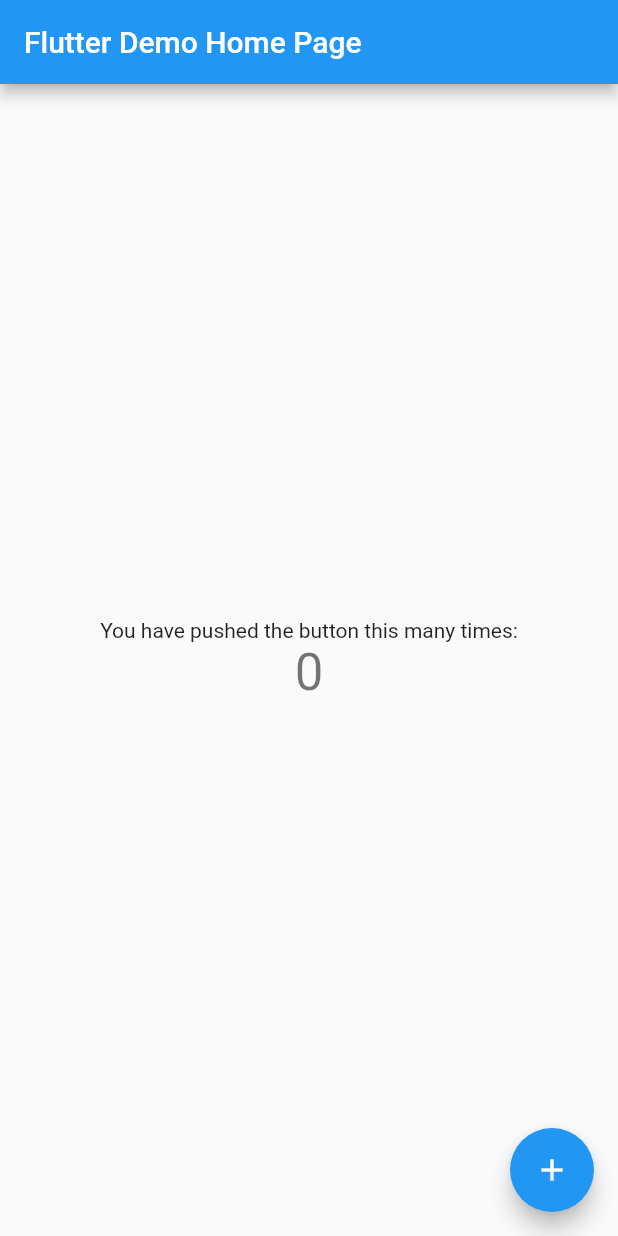
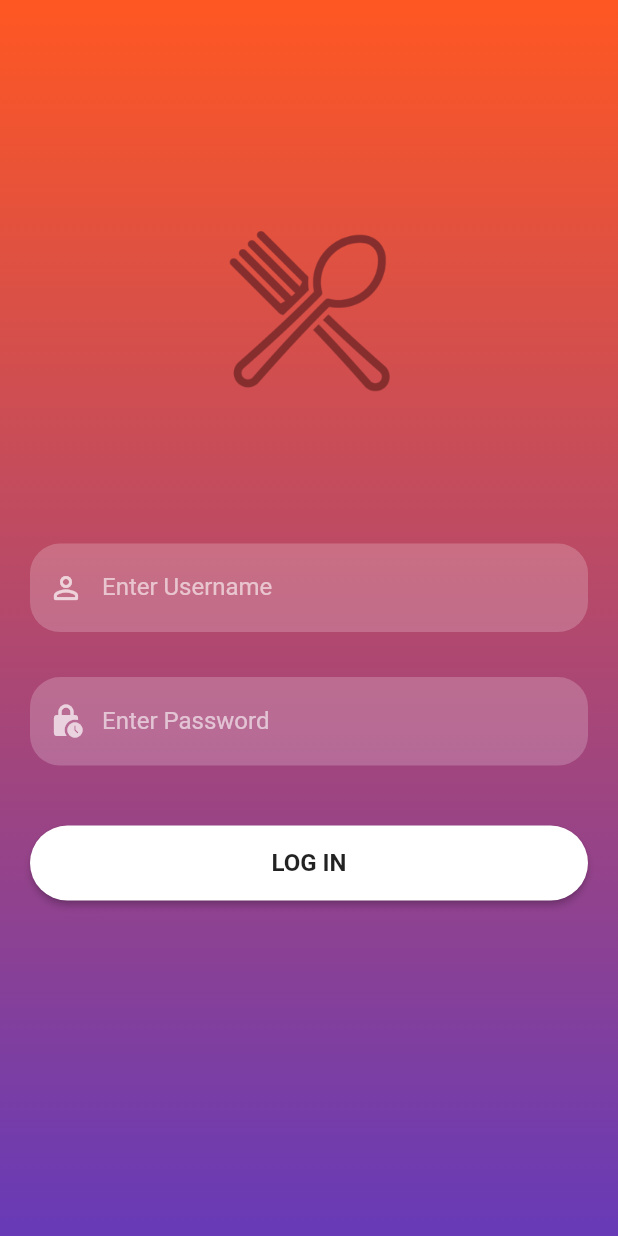
Before and after one commit to R-Pavi/Foodie, a Flutter app: the screen it shows after launch, on a phone screen of 412 x 824 dp. Run offline on Flutter 3.47's test engine with Material 2 defaults, Android fonts, the phone set to English and light mode, and no system bars.

Commit message:
did the login user interface

```diff
--- a/lib/main.dart
+++ b/lib/main.dart
@@ -1,4 +1,5 @@
 import 'package:flutter/material.dart';
+import 'package:foodie/screens/signin_screen.dart';
 
 void main() {
   runApp(const MyApp());
@@ -11,6 +12,7 @@ class MyApp extends StatelessWidget {
   @override
   Widget build(BuildContext context) {
     return MaterialApp(
+      debugShowCheckedModeBanner: false,
       title: 'Flutter Demo',
       theme: ThemeData(
         // This is the theme of your application.
@@ -24,92 +26,7 @@ class MyApp extends StatelessWidget {
         // is not restarted.
         primarySwatch: Colors.blue,
       ),
-      home: const MyHomePage(title: 'Flutter Demo Home Page'),
+      home: const SignInScreen(),
     );
   }
 }
-
-class MyHomePage extends StatefulWidget {
-  const MyHomePage({super.key, required this.title});
-
-  // This widget is the home page of your application. It is stateful, meaning
-  // that it has a State object (defined below) that contains fields that affect
-  // how it looks.
-
-  // This class is the configuration for the state. It holds the values (in this
-  // case the title) provided by the parent (in this case the App widget) and
-  // used by the build method of the State. Fields in a Widget subclass are
-  // always marked "final".
-
-  final String title;
-
-  @override
-  State<MyHomePage> createState() => _MyHomePageState();
-}
-
-class _MyHomePageState extends State<MyHomePage> {
-  int _counter = 0;
-
-  void _incrementCounter() {
-    setState(() {
-      // This call to setState tells the Flutter framework that something has
-      // changed in this State, which causes it to rerun the build method below
-      // so that the display can reflect the updated values. If we changed
-      // _counter without calling setState(), then the build method would not be
-      // called again, and so nothing would appear to happen.
-      _counter++;
-    });
-  }
-
-  @override
-  Widget build(BuildContext context) {
-    // This method is rerun every time setState is called, for instance as done
-    // by the _incrementCounter method above.
-    //
-    // The Flutter framework has been optimized to make rerunning build methods
-    // fast, so that you can just rebuild anything that needs updating rather
-    // than having to individually change instances of widgets.
-    return Scaffold(
-      appBar: AppBar(
-        // Here we take the value from the MyHomePage object that was created by
-        // the App.build method, and use it to set our appbar title.
-        title: Text(widget.title),
-      ),
-      body: Center(
-        // Center is a layout widget. It takes a single child and positions it
-        // in the middle of the parent.
-        child: Column(
-          // Column is also a layout widget. It takes a list of children and
-          // arranges them vertically. By default, it sizes itself to fit its
-          // children horizontally, and tries to be as tall as its parent.
-          //
-          // Invoke "debug painting" (press "p" in the console, choose the
-          // "Toggle Debug Paint" action from the Flutter Inspector in Android
-          // Studio, or the "Toggle Debug Paint" command in Visual Studio Code)
-          // to see the wireframe for each widget.
-          //
-          // Column has various properties to control how it sizes itself and
-          // how it positions its children. Here we use mainAxisAlignment to
-          // center the children vertically; the main axis here is the vertical
-          // axis because Columns are vertical (the cross axis would be
-          // horizontal).
-          mainAxisAlignment: MainAxisAlignment.center,
-          children: <Widget>[
-            const Text(
-              'You have pushed the button this many times:',
-            ),
-            Text(
-              '$_counter',
-              style: Theme.of(context).textTheme.headlineMedium,
-            ),
-          ],
-        ),
-      ),
-      floatingActionButton: FloatingActionButton(
-        onPressed: _incrementCounter,
-        tooltip: 'Increment',
-        child: const Icon(Icons.add),
-      ), // This trailing comma makes auto-formatting nicer for build methods.
-    );
-  }
-}
--- /dev/null
+++ b/lib/reusable_widgets/reusable_widgets.dart
@@ -0,0 +1,73 @@
+import 'package:flutter/material.dart';
+
+Image logoWidget(String imageName) {
+  return Image.asset(
+    imageName,
+    fit: BoxFit.fitWidth,
+    width: 250,
+    height: 250,
+    color: const Color.fromARGB(255, 134, 45, 45),
+  );
+}
+
+TextField reusableTextField(String text, IconData icon, bool isPasswordType,
+    TextEditingController controller) {
+  return TextField(
+    controller: controller,
+    obscureText: isPasswordType,
+    enableSuggestions: !isPasswordType,
+    cursorColor: Colors.white,
+    style: TextStyle(color: Colors.white.withOpacity(0.6)),
+    decoration: InputDecoration(
+      prefixIcon: Icon(
+        icon,
+        color: Colors.white70,
+      ),
+      labelText: text,
+      labelStyle: TextStyle(color: Colors.white.withOpacity(0.6)),
+      filled: true,
+      floatingLabelBehavior: FloatingLabelBehavior.never,
+      fillColor: Colors.white.withOpacity(0.2),
+      border: OutlineInputBorder(
+        borderRadius: BorderRadius.circular(20.0),
+        borderSide: const BorderSide(width: 0, style: BorderStyle.none),
+      ),
+    ),
+    keyboardType: isPasswordType
+        ? TextInputType.visiblePassword
+        : TextInputType.emailAddress,
+  );
+}
+
+Container signInSignUpButton(
+    BuildContext context, bool isLogin, Function onTap) {
+  return Container(
+    width: MediaQuery.of(context).size.width,
+    height: 50,
+    margin: const EdgeInsets.fromLTRB(0, 10, 0, 20),
+    decoration: BoxDecoration(borderRadius: BorderRadius.circular(90)),
+    child: ElevatedButton(
+      onPressed: () {
+        onTap();
+      },
+      child: Text(
+        isLogin ? 'LOG IN' : 'SIGN UP',
+        style: const TextStyle(
+            color: Colors.black87, fontWeight: FontWeight.bold, fontSize: 16),
+      ),
+      style: ButtonStyle(
+        backgroundColor: MaterialStateProperty.resolveWith((states) {
+          if (states.contains(MaterialState.pressed)) {
+            return Colors.black26;
+          }
+          return Colors.white;
+        }),
+        shape: MaterialStateProperty.all<RoundedRectangleBorder>(
+          RoundedRectangleBorder(
+            borderRadius: BorderRadius.circular(30),
+          ),
+        ),
+      ),
+    ),
+  );
+}
--- /dev/null
+++ b/lib/screens/signin_screen.dart
@@ -0,0 +1,58 @@
+import 'package:flutter/material.dart';
+import 'package:flutter/src/widgets/framework.dart';
+import 'package:flutter/src/widgets/placeholder.dart';
+import 'package:foodie/reusable_widgets/reusable_widgets.dart';
+import 'package:foodie/utils/color_utils.dart';
+
+class SignInScreen extends StatefulWidget {
+  const SignInScreen({super.key});
+
+  @override
+  State<SignInScreen> createState() => _SignInScreen();
+}
+
+class _SignInScreen extends State<SignInScreen> {
+  TextEditingController _passwordTextController = TextEditingController();
+  TextEditingController _emailTextController = TextEditingController();
+
+  @override
+  Widget build(BuildContext context) {
+    return Scaffold(
+      body: Container(
+        width: MediaQuery.of(context).size.width,
+        height: MediaQuery.of(context).size.height,
+        decoration: const BoxDecoration(
+          gradient: LinearGradient(
+              colors: [Colors.deepOrange, Colors.deepPurple],
+              begin: Alignment.topCenter,
+              end: Alignment.bottomCenter),
+        ),
+        child: SingleChildScrollView(
+          child: Padding(
+            padding: EdgeInsets.fromLTRB(
+                20, MediaQuery.of(context).size.height * 0.1, 20, 0),
+            child: Column(
+              children: <Widget>[
+                logoWidget("assets/images/logo1.png"),
+                const SizedBox(
+                  height: 30,
+                ),
+                reusableTextField('Enter Username',
+                    Icons.person_outline_rounded, false, _emailTextController),
+                const SizedBox(
+                  height: 30,
+                ),
+                reusableTextField('Enter Password', Icons.lock_clock_rounded,
+                    true, _emailTextController),
+                const SizedBox(
+                  height: 30,
+                ),
+                signInSignUpButton(context, true, () {})
+              ],
+            ),
+          ),
+        ),
+      ),
+    );
+  }
+}
--- /dev/null
+++ b/lib/utils/color_utils.dart
@@ -0,0 +1,11 @@
+import 'package:flutter/material.dart';
+
+hexStringToColor(String hexColor) {
+  hexColor = hexColor.toUpperCase().replaceAll("#", "");
+  if (hexColor.length == 6) {
+    hexColor = "FF" + hexColor;
+  }
+  return Color(
+    int.parse(hexColor, radix: 16),
+  );
+}
```
Also changed, not shown: pubspec.yaml (+4 -7 lines), assets/images/logo1.png (added), lib/screens/home_screen.dart (added), lib/screens/signup_screen.dart (added).
